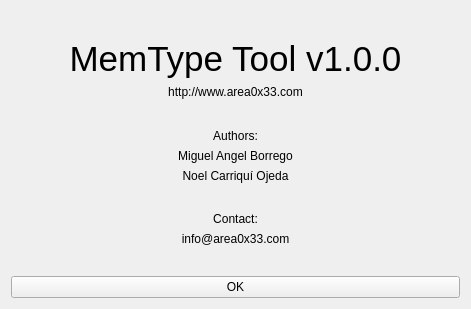
The window that MemTypeManager/versionwindow.ui (oyzzo/MemTypeTool) describes before a commit, drawn with Qt 5.
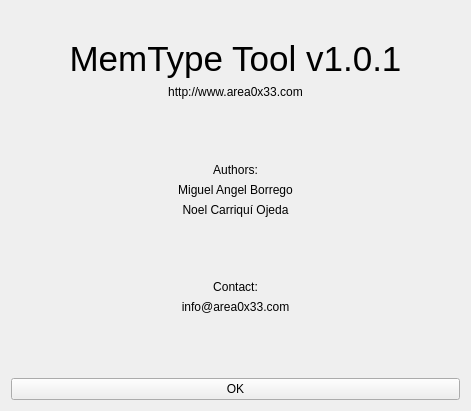
The same window after the commit. Icons and pictures are not drawn.

Commit message: Solved the bug causing a crash when reading the credentials.

Patch:
```diff
--- a/MemTypeManager/versionwindow.ui
+++ b/MemTypeManager/versionwindow.ui
@@ -7,7 +7,7 @@
     <x>0</x>
     <y>0</y>
     <width>471</width>
-    <height>309</height>
+    <height>411</height>
    </rect>
   </property>
   <property name="sizePolicy">
@@ -51,7 +51,7 @@
         </font>
        </property>
        <property name="text">
-        <string>MemType Tool v1.0.0</string>
+        <string>MemType Tool v1.0.1</string>
        </property>
        <property name="alignment">
         <set>Qt::AlignCenter</set>
```
The commit also changes 2 other files.
